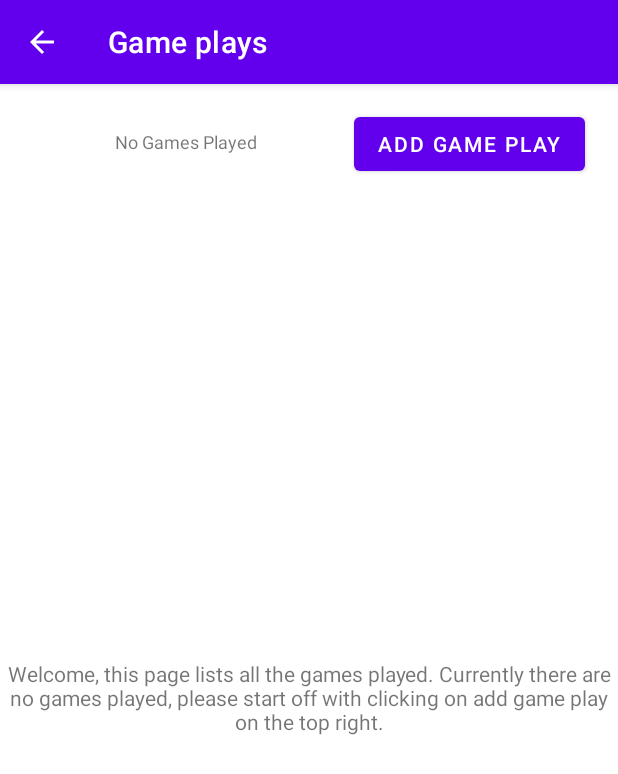
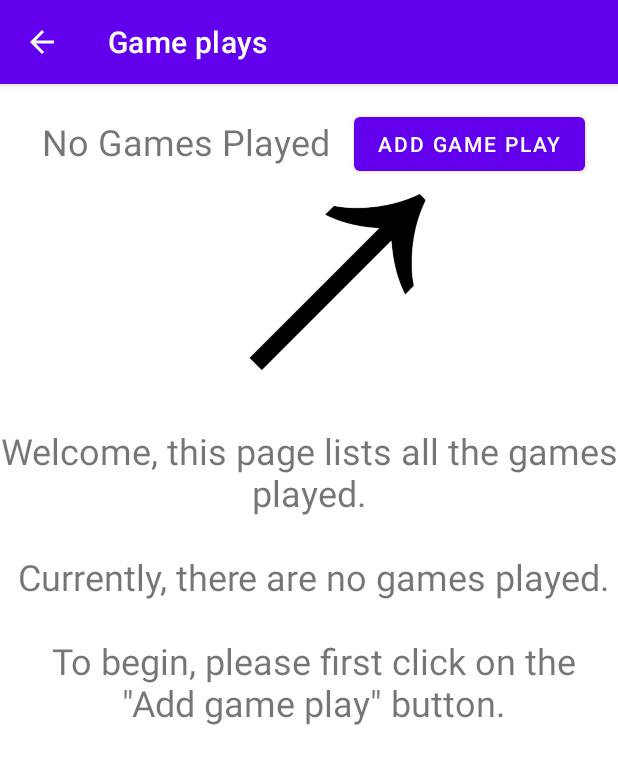
Before and after one commit to Lucas-liu1/Cmpt-276-Group-Work, an Android app: the GamePlays screen opened directly, with no data from a screen before it, on a phone screen of 412 x 824 dp. Shown: the top 774 px of the screen. Run offline under Robolectric (Android 15) with nearby library versions, the phone set to English and light mode, and no system bars.

Commit message:
Improved first intro gameplay screen, also added helper image

```diff
--- a/myapplication2/src/main/res/layout/fragment_game_plays_intro.xml
+++ b/myapplication2/src/main/res/layout/fragment_game_plays_intro.xml
@@ -24,7 +24,7 @@
         android:layout_marginTop="16dp"
         android:gravity="center"
         android:text="@string/first_game_spinner"
-        android:textSize="12sp"
+        android:textSize="24sp"
         app:layout_constraintStart_toStartOf="parent"
         app:layout_constraintTop_toTopOf="parent" />
 
@@ -32,10 +32,22 @@
         android:id="@+id/firstgameHelp"
         android:layout_width="412dp"
         android:layout_height="642dp"
-        android:layout_marginTop="88dp"
-        android:gravity="center"
+        android:layout_marginTop="200dp"
+        android:gravity="top|center_horizontal"
         android:text="@string/first_game_play"
+        android:textSize="24sp"
         app:layout_constraintStart_toStartOf="parent"
         app:layout_constraintTop_toTopOf="parent" />
 
+    <ImageView
+        android:id="@+id/imageView2"
+        android:layout_width="122dp"
+        android:layout_height="120dp"
+        android:layout_marginStart="164dp"
+        android:layout_marginTop="72dp"
+        app:layout_constraintStart_toStartOf="parent"
+        android:contentDescription="@string/helper_arrow"
+        app:layout_constraintTop_toTopOf="parent"
+        app:srcCompat="@drawable/helper_arrow" />
+
 </androidx.constraintlayout.widget.ConstraintLayout>
--- a/myapplication2/src/main/res/values/strings.xml
+++ b/myapplication2/src/main/res/values/strings.xml
@@ -8,8 +8,10 @@
     <string name="game_played">Game Played</string>
     <string name="number_of_players">Number of Players</string>
     <string name="score_of_players">Score of Players</string>
-    <string name="first_game_play">Welcome, this page lists all the games played. Currently
-    there are no games played, please start off with clicking on add game play on the top right.</string>
+    <string name="first_game_play">\nWelcome, this page lists all the games played.\n\n Currently,
+    there are no games played.\n\n
+        To begin, please first click on the\n \"Add game play\" button.</string>
     <string name="first_game_spinner">No Games Played</string>
+    <string name="helper_arrow">Helper directional arrow</string>
 
 </resources>
```
Also changed, not shown: myapplication2/src/main/res/drawable/helper_arrow.png (added).
